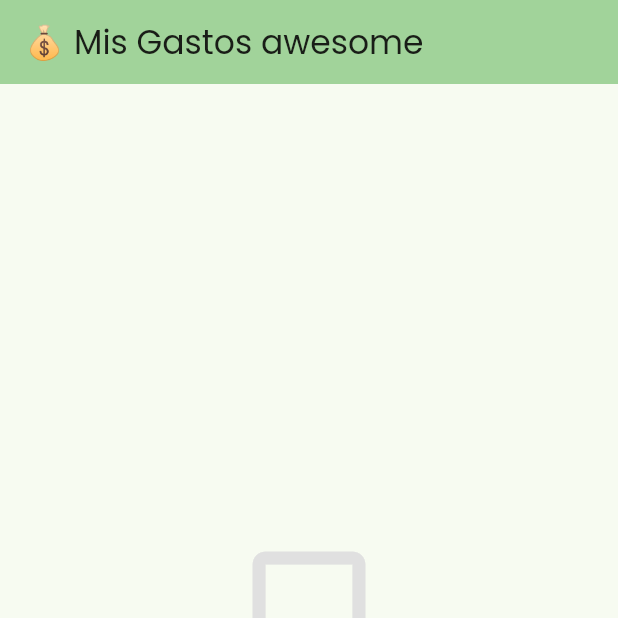
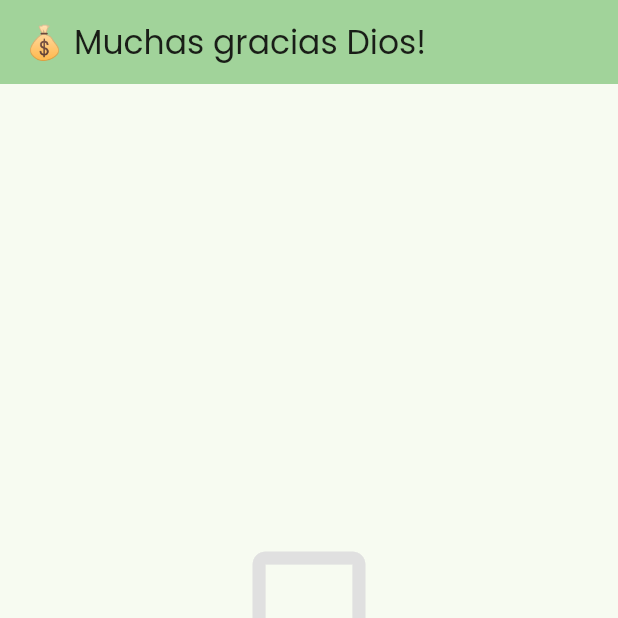
Before and after one commit to wtaype/wiregistro, a Flutter app: the screen it shows after launch, on a phone screen of 412 x 824 dp, the top half of it. Run offline on Flutter 3.47's test engine with Material 3 defaults, Android fonts, the phone set to English and light mode, and no system bars; our stand-ins replace cloud_firestore, firebase_core, google_fonts; accounts and stored records are empty; generated files the repository leaves out were written again.

Commit message:
Actualizacion Completa

```diff
--- a/lib/pantallas/inicio_pantalla.dart
+++ b/lib/pantallas/inicio_pantalla.dart
@@ -18,7 +18,7 @@ class _InicioPantallaState extends State<InicioPantalla> {
   Widget build(BuildContext context) {
     return Scaffold(
       appBar: AppBar(
-        title: const Text('💰 Mis Gastos awesome'),
+        title: const Text('💰 Muchas gracias Dios!'),
         backgroundColor: Theme.of(context).colorScheme.inversePrimary,
         elevation: 0,
       ),
```
Also changed, not shown: 1 other file.
